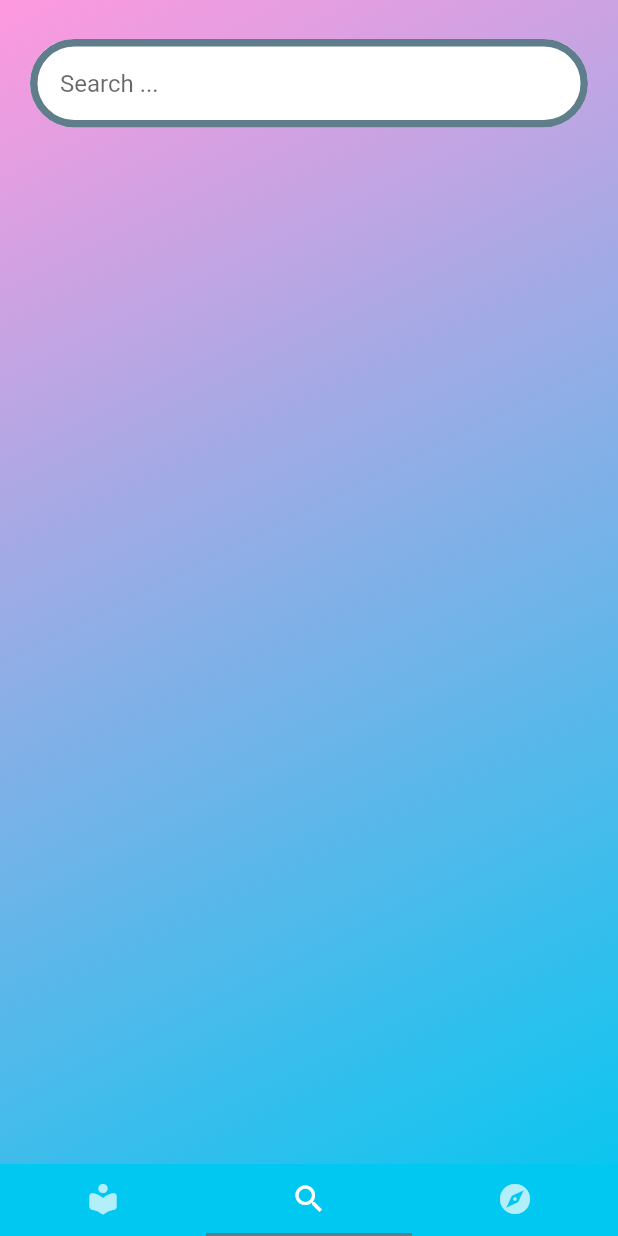
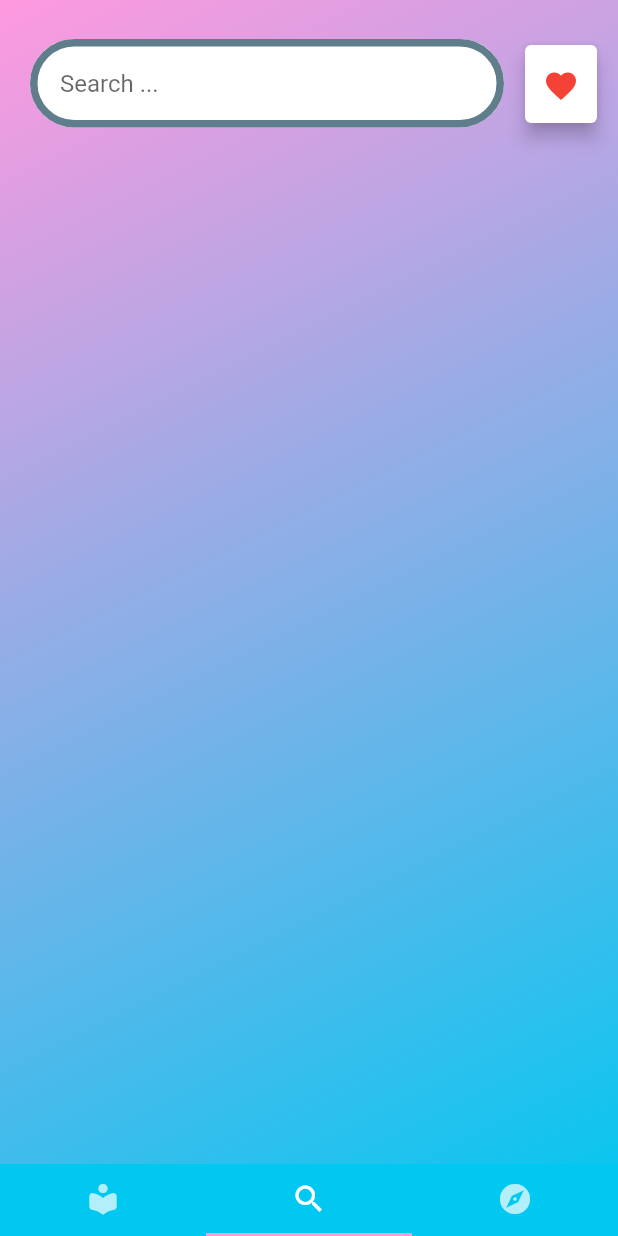
Before and after one commit to KGDavidson/HCR, a Flutter app: the screen it shows after launch, item 2 of the bottom bar chosen, on a phone screen of 412 x 824 dp. Run offline on Flutter 3.47's test engine with Material 2 defaults, Android fonts, the phone set to English and light mode, and no system bars; our stand-ins replace pull_to_refresh, shared_preferences.

Commit message:
Add search filter for library items
Slight UI update

```diff
--- a/husk/lib/main.dart
+++ b/husk/lib/main.dart
@@ -13,8 +13,10 @@ import 'package:pull_to_refresh/pull_to_refresh.dart';
 import 'package:path_provider/path_provider.dart';
 //import 'package:flutter/rendering.dart';
 
-List<Widget> libraryItems = emptyLibrary;
-List<Widget> searchResults = emptyContainer;
+SharedPreferences prefs;
+
+Map<String, List<dynamic>> savedComicsData;
+Map<String, List<String>> searchItems = <String, List<String>>{};
 
 String currentSearchString = "";
 
@@ -197,8 +199,12 @@ Route animatePage(page) {
 class _MainPageState extends State<MainPage>{
   @override
   void initState() {
-    // TODO: implement initState
     super.initState();
+    getPrefs();
+  }
+
+  getPrefs() async {
+    prefs = await SharedPreferences.getInstance();
   }
 
   @override
@@ -226,7 +232,7 @@ class _MainPageState extends State<MainPage>{
                     labelColor: PRIMARY_WHITE,
                     unselectedLabelColor: SECONDARY_WHITE,
                     indicatorSize: TabBarIndicatorSize.tab,
-                    indicatorColor: SECONDARY_BUTTON_COLOUR,
+                    indicatorColor: MAIN_COLOUR_1,
                     tabs: [
                       Tab(
                         icon: Icon(Icons.local_library_rounded),
@@ -256,9 +262,8 @@ class _MainPageState extends State<MainPage>{
 }
 
 class _LibraryPageState extends State<LibraryPage> {
-  SharedPreferences prefs;
   ScrollController listController = ScrollController();
-  Map<String, List<dynamic>> savedComicsData;
+  List<Widget> libraryItems = emptyLibrary;
   String searchString = "";
 
   bool loading = true;
@@ -505,7 +510,7 @@ class _LibraryPageState extends State<LibraryPage> {
                             elevation: 5,
                             child: Container(
                               margin: EdgeInsets.fromLTRB(0,7,0,7),
-                              padding: EdgeInsets.fromLTRB(10,0,10,0),
+                              padding: EdgeInsets.fromLTRB(0,0,0,0),
                               child: Row(
                                 mainAxisSize: MainAxisSize.min,
                                 children: <Widget>[
@@ -610,19 +615,17 @@ class _LibraryPageState extends State<LibraryPage> {
 }
 
 class _SearchPageState extends State<SearchPage> {
-  SharedPreferences prefs;
-
   ScrollController listController = ScrollController();
-  Map<String, List<String>> searchItems = <String, List<String>>{};
   Map<String, bool> searchItemsSaved = <String, bool>{};
+  List<Widget> searchResults = emptyContainer;
 
   bool loading = false;
   bool error = false;
+  bool showLibraryItems = true;
 
   @override
   void initState() {
     super.initState();
-    //search();
   }
 
   void search(searchString) async {
@@ -632,8 +635,6 @@ class _SearchPageState extends State<SearchPage> {
       loading = true;
       error = false;
     });
-
-    prefs = await SharedPreferences.getInstance();
 
     var uri = Uri.parse("https://readcomiconline.li/Search/Comic");
     var formData = new Map<String, dynamic>();
@@ -685,7 +686,6 @@ class _SearchPageState extends State<SearchPage> {
   void buildListPart(Map<String, dynamic> map, bool saved) {
     for (MapEntry<String, dynamic> searchItem in map.entries) {
       String comicName = searchItem.key;
-      print(comicName);
       String comicHref = searchItem.value[2];
       String latestIssue = searchItem.value[3];
       String description = searchItem.value[1];
@@ -827,7 +827,6 @@ class _SearchPageState extends State<SearchPage> {
         ),
       );
     }
-    print("complete");
   }
 
   List<Widget> buildSearchResultsList() {
@@ -835,17 +834,11 @@ class _SearchPageState extends State<SearchPage> {
     try {
        savedComics = prefs.getString("saved");
     }
-    catch (e) {
-      return searchResults;
-    }
+    catch (e) {return searchResults;}
     Map<String, dynamic> savedComicsData = Map<String, dynamic>();
     try {
       savedComicsData = json.decode(savedComics);
-    } catch (e) {
-      print(e);
-    }
-
-    print("test");
+    } catch (e) {}
 
     if (savedComicsData == null) {
       savedComicsData = <String, List<dynamic>>{};
@@ -870,7 +863,10 @@ class _SearchPageState extends State<SearchPage> {
       return false;
     });
     searchResults = <Widget>[];
-    //buildListPart(savedComicsData, true);
+    print(savedComicsData);
+    if (showLibraryItems) {
+      buildListPart(savedComicsData, true);
+    }
     buildListPart(searchItemsCopy, false);
     return searchResults;
   }
@@ -892,7 +888,7 @@ class _SearchPageState extends State<SearchPage> {
                     Expanded(
                       child: Container(
                         height: 60,
-                        margin: EdgeInsets.fromLTRB(20, 10, 20, 0),
+                        margin: EdgeInsets.fromLTRB(20, 10, 0, 0),
                         child: TextFormField(
                           textInputAction: TextInputAction.search,
                           onFieldSubmitted: (value) async {
@@ -921,6 +917,30 @@ class _SearchPageState extends State<SearchPage> {
                         ),
                       ),
                     ),
+                    Container(
+                      padding: EdgeInsets.fromLTRB(10,10,10,0),
+                      height: 70,
+                      child: Card(
+                        elevation: 5,
+                        child: Container(
+                          margin: EdgeInsets.fromLTRB(0,7,0,7),
+                          padding: EdgeInsets.fromLTRB(0,0,0,0),
+                          child: Row(
+                            mainAxisSize: MainAxisSize.min,
+                            children: <Widget>[
+                              IconButton(
+                                onPressed: () {
+                                  showLibraryItems = !showLibraryItems;
+                                  setState(() {});
+                                  listController.animateTo(0.0, duration: Duration(milliseconds: 800), curve: Curves.easeOutCubic);
+                                },
+                                icon: showLibraryItems ? Icon(Icons.favorite, color: LIKE_COLOUR,) : Icon(Icons.favorite_outline, color: LIKE_COLOUR),
+                              ),
+                            ],
+                          ),
+                        ),
+                      ),
+                    ),
                   ],
                 ),
                 Container(
@@ -949,8 +969,6 @@ class _SearchPageState extends State<SearchPage> {
 }
 
 class _SingleComicPageState extends State<SingleComicPage> {
-  SharedPreferences prefs;
-
   List<bool> issuesRead = <bool>[];
   List<bool> issuesDownloading = <bool>[];
   List<bool> issuesDownloaded = <bool>[];
```
